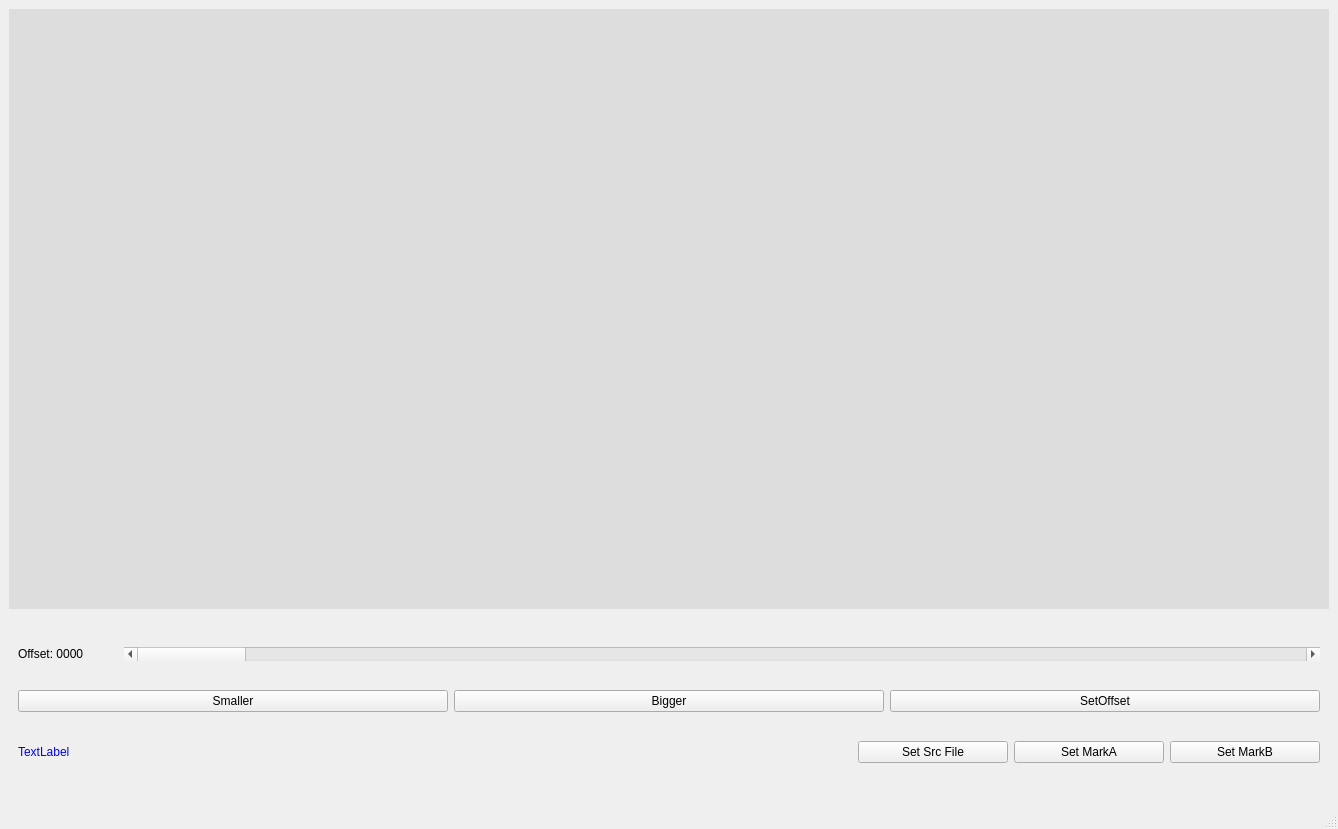
Above: try/imgWindow.ui from lin22807590/swap_ui before the change. Below: the same form after it.
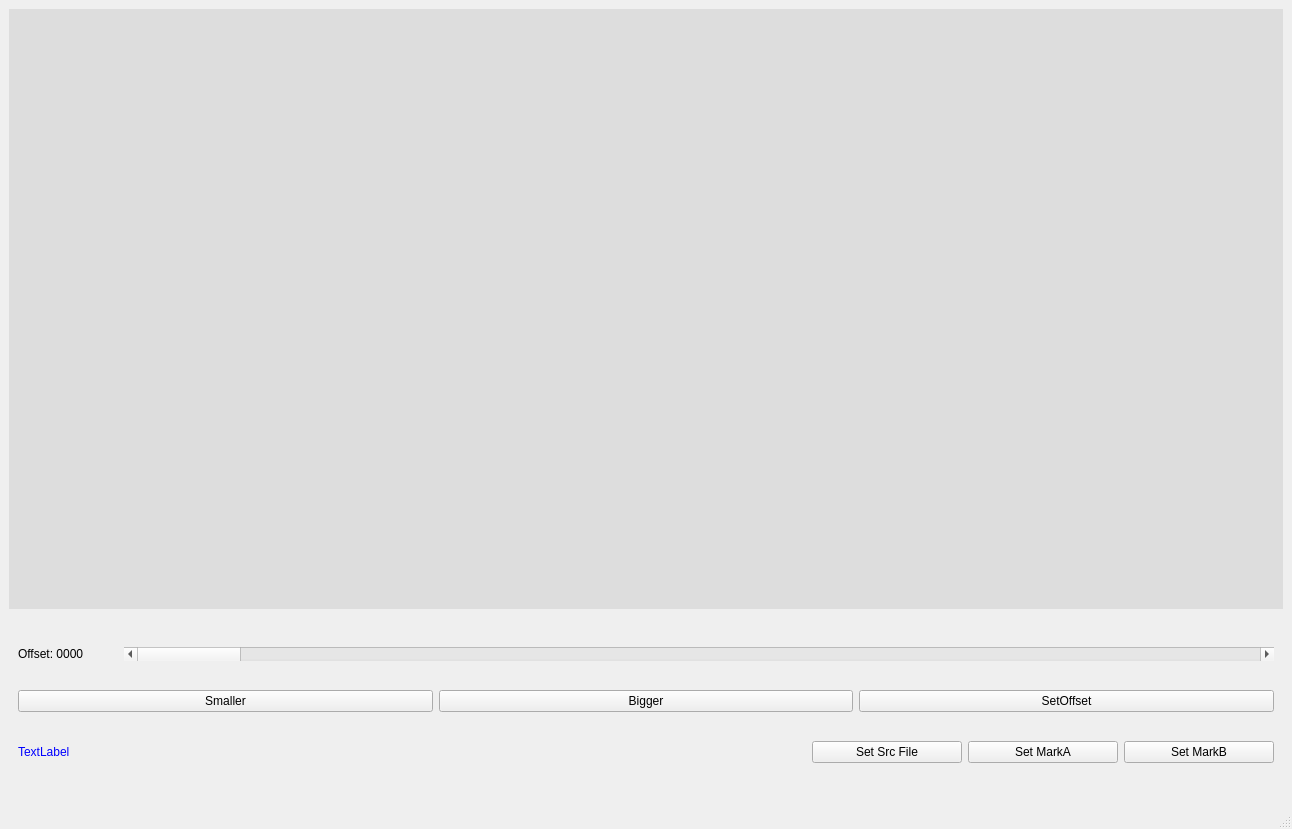
That is the form after the change.

The edit to the form file:
```diff
--- a/try/imgWindow.ui
+++ b/try/imgWindow.ui
@@ -6,7 +6,7 @@
    <rect>
     <x>0</x>
     <y>0</y>
-    <width>1338</width>
+    <width>1292</width>
     <height>829</height>
    </rect>
   </property>
```
Left out of the diff: 2 changed lines with no effect on the pictures.
